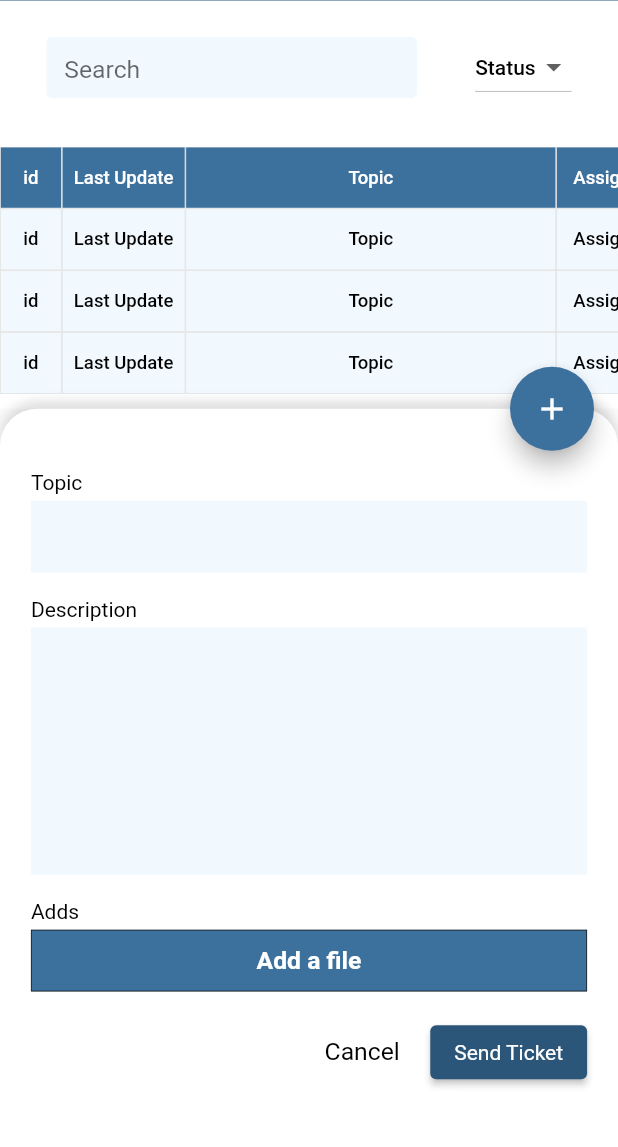
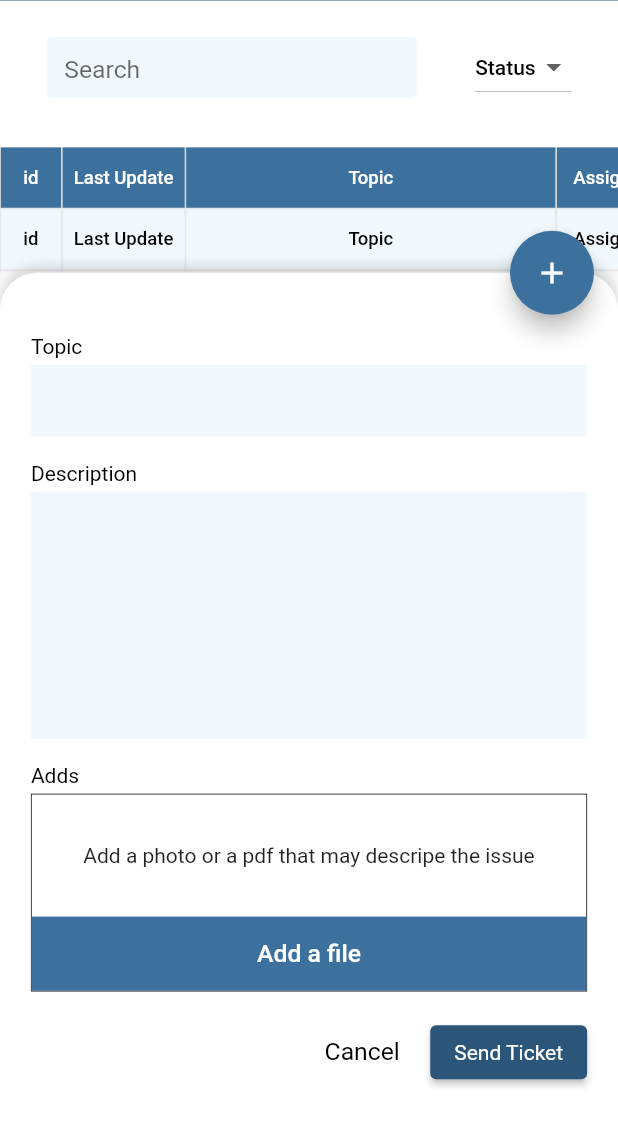
Before and after one commit to A7mDM3tSiM/technical_support, a Flutter app: the HomeView screen opened by its route, after a tap on the "add" icon, on a phone screen of 412 x 824 dp, the part 86-1233 px from its top. Run offline on Flutter 3.47's test engine with Material 2 defaults, Android fonts, the phone set to English and light mode, and no system bars; our stand-ins replace dio, easy_localization.

Commit message:
ticket details/spalsh screen

```diff
--- a/lib/components/routes/routes.dart
+++ b/lib/components/routes/routes.dart
@@ -2,12 +2,14 @@ import 'package:technical_support/view/home/home_view.dart';
 
 import '../../view/auth/login_view.dart';
 import '../../view/spalsh/splash_view.dart';
+import '../../view/ticket/ticket_details_view.dart';
 
 class Routes {
   // assign routes to static strings to avoid string confusion
   static String splashRoute = '/';
   static String loginRoute = '/login';
   static String homeRoute = '/home';
+  static String ticketDetailsRoute = '/ticketDetails';
 
   /// a set contain all the app routes assigned to widgets
   // (_) is context but it's not needed
@@ -15,5 +17,6 @@ class Routes {
     splashRoute: (_) => const SplashView(),
     loginRoute: (_) => const LoginView(),
     homeRoute: (_) => const HomeView(),
+    ticketDetailsRoute: (_) => const TicketDetailsView(),
   };
 }
--- a/lib/main.dart
+++ b/lib/main.dart
@@ -48,7 +48,7 @@ class MyApp extends StatelessWidget {
         builder: (context, theme, _) {
           return MaterialApp(
             routes: Routes.routes,
-            initialRoute: Routes.loginRoute,
+            initialRoute: Routes.splashRoute,
             navigatorKey: NavigationService.navKey,
             scaffoldMessengerKey: scaffoldMessengerKey,
             localizationsDelegates: context.localizationDelegates,
--- a/lib/view/home/home_view.dart
+++ b/lib/view/home/home_view.dart
@@ -1,5 +1,7 @@
 import 'package:flutter/material.dart';
+import 'package:technical_support/components/routes/routes.dart';
 import 'package:technical_support/components/statics/statics.dart';
+import 'package:technical_support/models/services/navigation_service.dart';
 import 'package:technical_support/models/user/user_model.dart';
 import 'package:technical_support/view/widgets/global/custom_app_bar.dart';
 import 'package:technical_support/view/widgets/home/bototm_sheet_widget.dart';
@@ -87,7 +89,13 @@ class HomeView extends StatelessWidget {
                             itemCount: ticketsList.length,
                             physics: const NeverScrollableScrollPhysics(),
                             itemBuilder: (context, index) {
-                              return CustomTableRow(
+                              return GestureDetector(
+                                onTap: () {
+                                  NavigationService.push(
+                                    Routes.ticketDetailsRoute,
+                                  );
+                                },
+                                child: CustomTableRow(
                                   id: ticketsList[index].id,
                                   topic: ticketsList[index].topic,
                                   lastUpdate: ticketsList[index].lastUpdate,
@@ -95,12 +103,16 @@ class HomeView extends StatelessWidget {
                                   priority: ticketsList[index].priority,
                                   assignedUser: ticketsList[index].assignedUser,
                                   isFirst: index == 0,
+                                ),
                               );
                             },
                           ),
                         ),
                       ],
                     ),
+                  ),
+                  SizedBox(
+                    height: h * 0.1,
                   ),
                 ],
               ),
--- a/lib/view/widgets/home/bototm_sheet_widget.dart
+++ b/lib/view/widgets/home/bototm_sheet_widget.dart
@@ -1,5 +1,6 @@
 import 'package:flutter/material.dart';
 import 'package:technical_support/models/services/navigation_service.dart';
+import 'package:technical_support/view/widgets/ticket/add_file_widget.dart';
 
 class BottomSheetWidget extends StatelessWidget {
   const BottomSheetWidget({super.key});
@@ -75,25 +76,7 @@ class BottomSheetWidget extends StatelessWidget {
           SizedBox(
             height: h * 0.005,
           ),
-          Container(
-            height: h * 0.05,
-            decoration: BoxDecoration(
-              color: Theme.of(context).colorScheme.secondary,
-              border: Border.all(
-                width: .5,
-                color: Colors.black,
-              ),
-            ),
-            child: Center(
-              child: Text(
-                "Add a file",
-                style: Theme.of(context).textTheme.titleLarge?.copyWith(
-                      color: Colors.white,
-                      fontSize: h * 0.02,
-                    ),
-              ),
-            ),
-          ),
+          const AddFileWidget(),
           SizedBox(
             height: h * 0.02,
           ),
--- /dev/null
+++ b/lib/view/widgets/ticket/add_file_widget.dart
@@ -0,0 +1,45 @@
+import 'package:flutter/material.dart';
+
+class AddFileWidget extends StatelessWidget {
+  const AddFileWidget({super.key});
+
+  @override
+  Widget build(BuildContext context) {
+    var h = MediaQuery.of(context).size.height;
+    var w = MediaQuery.of(context).size.width;
+
+    return Container(
+      height: h * 0.16,
+      width: w * 0.9,
+      decoration: BoxDecoration(
+        border: Border.all(
+          width: .5,
+          color: Colors.black,
+        ),
+      ),
+      child: Column(
+        mainAxisAlignment: MainAxisAlignment.end,
+        children: [
+          const Text("Add a photo or a pdf that may descripe the issue"),
+          SizedBox(
+            height: h * 0.04,
+          ),
+          Container(
+            height: h * 0.06,
+            width: w,
+            color: Theme.of(context).colorScheme.secondary,
+            child: Center(
+              child: Text(
+                "Add a file",
+                style: Theme.of(context).textTheme.labelLarge?.copyWith(
+                      color: Colors.white,
+                      fontSize: h * 0.02,
+                    ),
+              ),
+            ),
+          ),
+        ],
+      ),
+    );
+  }
+}
```
Also changed, not shown: lib/view/spalsh/splash_view.dart (+23 -1 lines), lib/view/ticket/ticket_details_view.dart (added, +135 -0 lines), lib/view/widgets/fileds/ticket_details_filed.dart (added, +64 -0 lines), lib/view/widgets/ticket/ticket_details_widget.dart (added, +196 -0 lines). Lines whose indentation alone changed are shown as unchanged.
